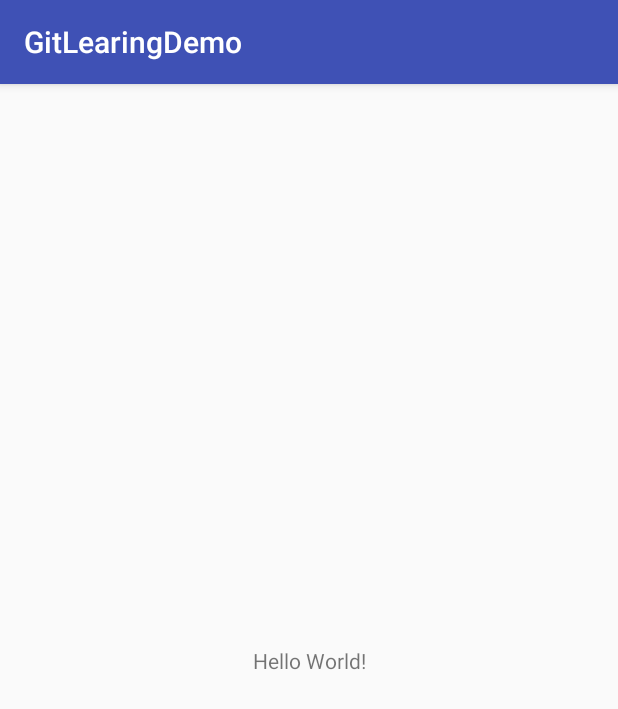
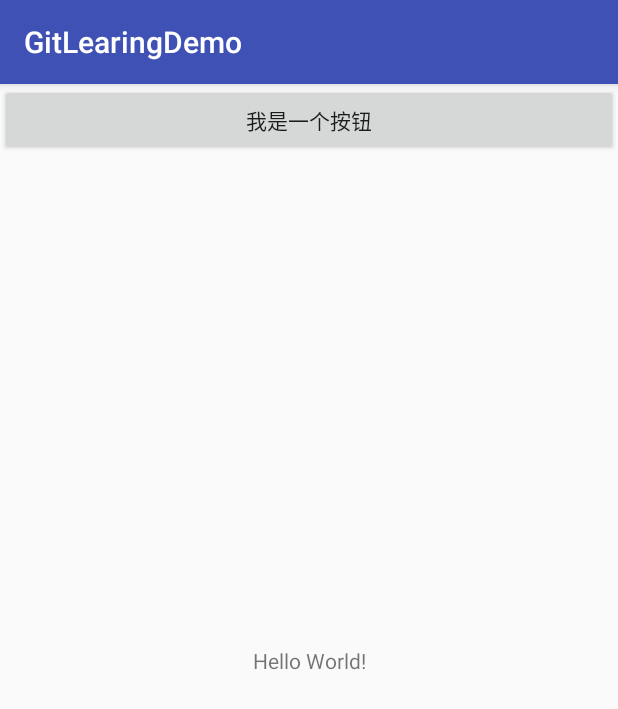
Before and after one commit to coder-xiaoshuai/GitLearingDemo, an Android app: the screen it shows after launch (MainActivity), on a phone screen of 412 x 824 dp. Shown: the top 709 px of the screen. Run offline under Robolectric (Android 15) with nearby library versions, the phone set to English and light mode, and no system bars.

Commit message:
修改了布局文件

```diff
--- a/app/src/main/res/layout/activity_main.xml
+++ b/app/src/main/res/layout/activity_main.xml
@@ -16,4 +16,10 @@
         app:layout_constraintRight_toRightOf="parent"
         app:layout_constraintTop_toTopOf="parent"/>
 
+    <Button
+        android:layout_width="match_parent"
+        android:layout_height="wrap_content"
+        android:text="我是一个按钮"
+        />
+
 </android.support.constraint.ConstraintLayout>
```
